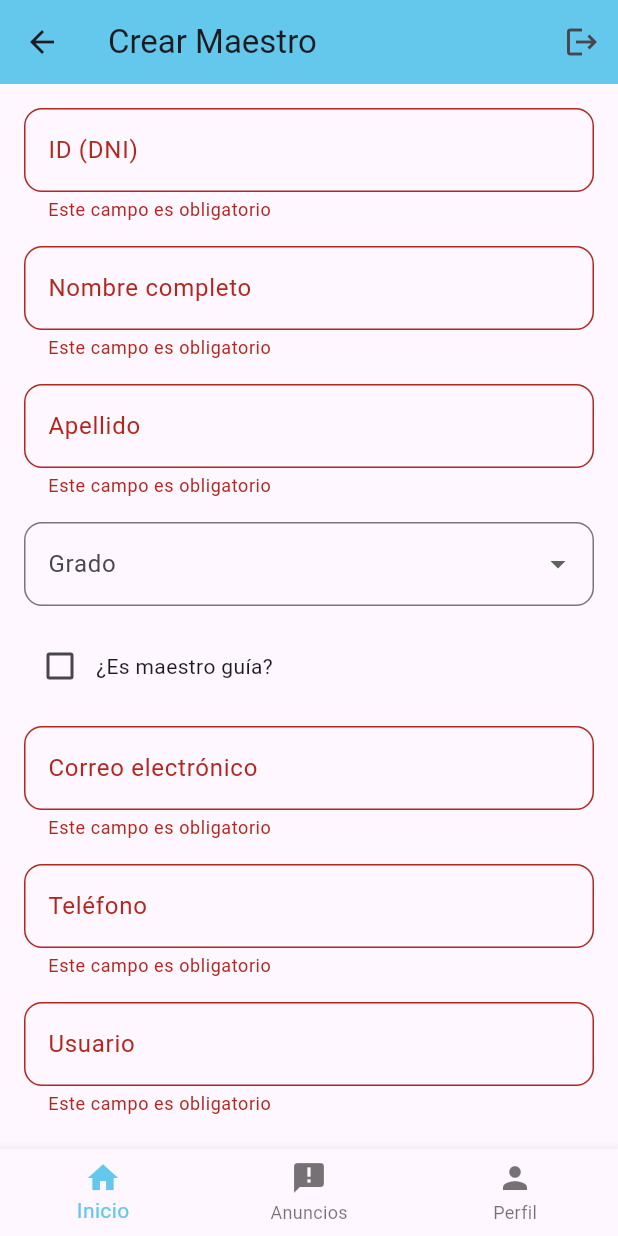
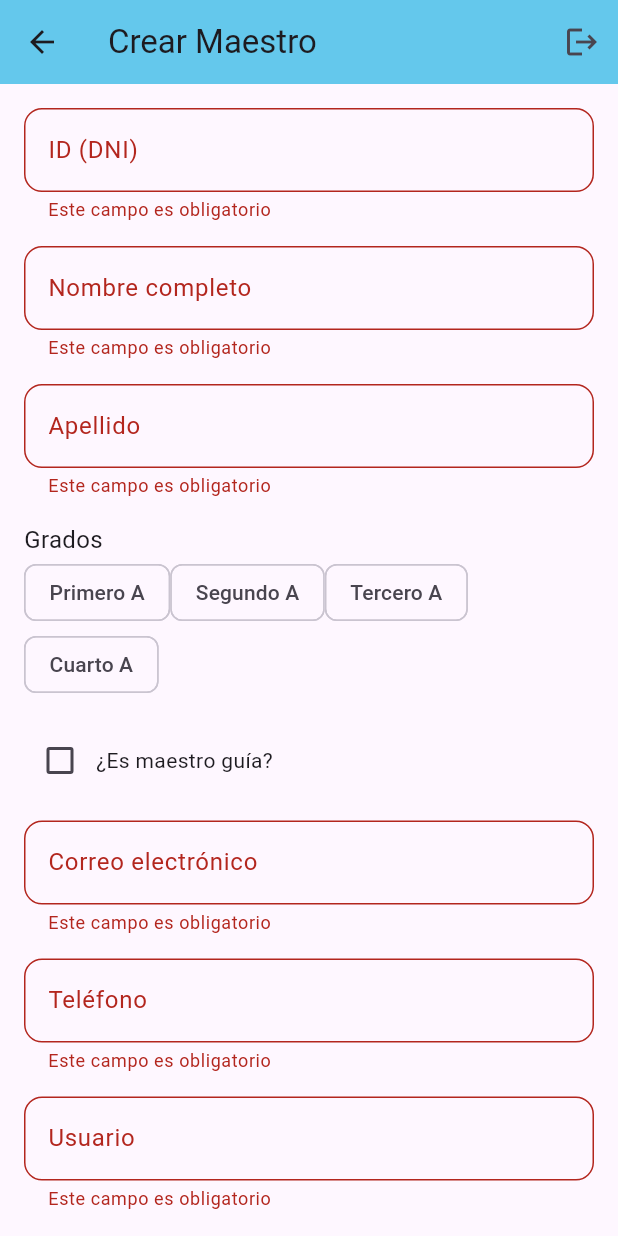
Before and after one commit to jarol03/APP-ESCUELA, a Flutter app: the CrearMaestroScreen screen opened directly, after a tap on "Crear", on a phone screen of 412 x 824 dp. Run offline on Flutter 3.47's test engine with Material 3 defaults, Android fonts, the light colour scheme and no system bars; our stand-ins replace cloud_firestore, firebase_core, pdf, printing, shared_preferences; accounts and stored records are empty.

```diff
--- a/lib/admin/crear_maestro.dart
+++ b/lib/admin/crear_maestro.dart
@@ -17,45 +17,37 @@ class CrearMaestroScreen extends StatefulWidget {
 class _CrearMaestroScreenState extends State<CrearMaestroScreen> {
   FirebaseController baseDatos = FirebaseController();
   final _formKey = GlobalKey<FormState>();
-  final _idController = TextEditingController(); // Campo para el ID
+  final _idController = TextEditingController();
   final _nombreController = TextEditingController();
   final _apellidoController = TextEditingController();
   final _emailController = TextEditingController();
   final _telefonoController = TextEditingController();
   final _usuarioController = TextEditingController();
   final _contrasenaController = TextEditingController();
-  Grado? _gradoSeleccionado;
-  bool _isMaestroGuia = false; // Valor para el checkbox
-  final List<Grado> _grados = [
-    Grado(id: "01", nombre: "1A"),
-    Grado(id: "02", nombre: "2A"),
-    Grado(id: "03", nombre: "3A"),
-    Grado(id: "04", nombre: "4A"),
-    Grado(id: "05", nombre: "5A"),
-    Grado(id: "06", nombre: "6A"),
-    Grado(id: "07", nombre: "7A"),
-    Grado(id: "08", nombre: "8A"),
-  ];
+  List<Grado> _gradosSeleccionados = []; // Lista de grados seleccionados
+  bool _isMaestroGuia = false;
+  List<Grado> _grados = [];
 
   @override
   void initState() {
     super.initState();
+    obtenerGrados();
     if (widget.maestro != null) {
-      _idController.text = widget.maestro!.id; // Asignar el ID si existe
+      _idController.text = widget.maestro!.id;
       _nombreController.text = widget.maestro!.nombre;
       _apellidoController.text = widget.maestro!.apellido;
-      _gradoSeleccionado =
-          widget.maestro!.gradosAsignados.isNotEmpty
-              ? widget.maestro!.gradosAsignados[0]
-              : null;
-      _isMaestroGuia =
-          widget.maestro!.tipoMaestro ==
-          "Maestro guía"; // Asignar si es maestro guía
+      _gradosSeleccionados = widget.maestro!.gradosAsignados;
+      _isMaestroGuia = widget.maestro!.tipoMaestro == "Maestro guía";
       _emailController.text = widget.maestro!.email;
       _telefonoController.text = widget.maestro!.telefono;
       _usuarioController.text = widget.maestro!.usuario;
       _contrasenaController.text = widget.maestro!.contrasena;
     }
+  }
+
+  Future<void> obtenerGrados() async {
+    _grados = await baseDatos.obtenerGrados();
+    setState(() {});
   }
 
   @override
@@ -93,13 +85,11 @@ class _CrearMaestroScreenState extends State<CrearMaestroScreen> {
               const SizedBox(height: 16),
               _buildTextField("Apellido", _apellidoController),
               const SizedBox(height: 16),
-              _buildDropdown("Grado", _grados, _gradoSeleccionado?.nombre, (
-                value,
-              ) {
-                setState(() {
-                  _gradoSeleccionado = value;
-                });
-              }),
+              _buildMultipleSelectionDropdown(
+                "Grados",
+                _grados,
+                _gradosSeleccionados,
+              ),
               const SizedBox(height: 16),
               _buildCheckbox("¿Es maestro guía?", _isMaestroGuia, (value) {
                 setState(() {
@@ -126,21 +116,6 @@ class _CrearMaestroScreenState extends State<CrearMaestroScreen> {
             ],
           ),
         ),
-      ),
-      bottomNavigationBar: BottomNavigationBar(
-        items: const [
-          BottomNavigationBarItem(icon: Icon(Icons.home), label: 'Inicio'),
-          BottomNavigationBarItem(
-            icon: Icon(Icons.announcement),
-            label: 'Anuncios',
-          ),
-          BottomNavigationBarItem(icon: Icon(Icons.person), label: 'Perfil'),
-        ],
-        currentIndex: 0,
-        selectedItemColor: const Color.fromARGB(255, 100, 200, 236),
-        onTap: (index) {
-          // Navegar a la pantalla correspondiente
-        },
       ),
     );
   }
@@ -171,28 +146,34 @@ class _CrearMaestroScreenState extends State<CrearMaestroScreen> {
     );
   }
 
-  Widget _buildDropdown(
+  Widget _buildMultipleSelectionDropdown(
     String label,
     List<Grado> items,
-    String? value,
-    Function(Grado?) onChanged,
+    List<Grado> selectedItems,
   ) {
-    return DropdownButtonFormField<Grado>(
-      value: _gradoSeleccionado,
-      decoration: InputDecoration(
-        labelText: label,
-        border: OutlineInputBorder(borderRadius: BorderRadius.circular(12)),
-      ),
-      items:
-          items.map((Grado grado) {
-            return DropdownMenuItem<Grado>(
-              value: grado,
-              child: Text(grado.nombre),
-            );
-          }).toList(),
-      onChanged: (Grado? newValue) {
-        onChanged(newValue);
-      },
+    return Column(
+      crossAxisAlignment: CrossAxisAlignment.start,
+      children: [
+        Text(label, style: TextStyle(fontSize: 16)),
+        Wrap(
+          children:
+              items.map((Grado grado) {
+                return FilterChip(
+                  label: Text(grado.nombre),
+                  selected: selectedItems.contains(grado),
+                  onSelected: (bool selected) {
+                    setState(() {
+                      if (selected) {
+                        selectedItems.add(grado);
+                      } else {
+                        selectedItems.remove(grado);
+                      }
+                    });
+                  },
+                );
+              }).toList(),
+        ),
+      ],
     );
   }
 
@@ -210,8 +191,7 @@ class _CrearMaestroScreenState extends State<CrearMaestroScreen> {
         id: _idController.text,
         nombre: _nombreController.text,
         apellido: _apellidoController.text,
-        gradosAsignados:
-            _gradoSeleccionado != null ? [_gradoSeleccionado!] : [],
+        gradosAsignados: _gradosSeleccionados,
         tipoMaestro: _isMaestroGuia ? "Maestro guía" : "Maestro general",
         email: _emailController.text,
         telefono: _telefonoController.text,
@@ -230,7 +210,6 @@ class _CrearMaestroScreenState extends State<CrearMaestroScreen> {
       _usuarioController.clear();
       _contrasenaController.clear();
 
-      // Lógica para guardar o actualizar el maestro
       print(
         "Maestro ${widget.maestro == null ? 'creado' : 'actualizado'}: ${maestro.nombre}",
       );
--- a/lib/controlador/FireBase_Controller.dart
+++ b/lib/controlador/FireBase_Controller.dart
@@ -1,3 +1,4 @@
+import 'package:avance1/modelo/Grado.dart';
 import 'package:cloud_firestore/cloud_firestore.dart';
 import '../modelo/Alumno.dart';
 import '../modelo/Maestro.dart';
@@ -16,7 +17,8 @@ class FirebaseController {
   // Método para buscar un Alumno por id
   Future<Alumno?> buscarAlumnoPorId(String id) async {
     try {
-      DocumentSnapshot docSnapshot = await base.collection('alumnos').doc(id).get();
+      DocumentSnapshot docSnapshot =
+          await base.collection('alumnos').doc(id).get();
 
       // Si el documento existe
       if (docSnapshot.exists) {
@@ -32,7 +34,8 @@ class FirebaseController {
 
   Future<Maestro?> buscarMaestroPorId(String id) async {
     try {
-      DocumentSnapshot docSnapshot = await base.collection('maestros').doc(id).get();
+      DocumentSnapshot docSnapshot =
+          await base.collection('maestros').doc(id).get();
 
       // Si el documento existe
       if (docSnapshot.exists) {
@@ -46,13 +49,17 @@ class FirebaseController {
     }
   }
 
-
   Future<Alumno?> buscarAlumno(String usuario, String contrasena) async {
     //BUSCAMOS EN LA "TABLA" alumnos Y POR UNA "CONSULTA" COMO EN SQL BUSCANDO EN LOS VALORES USUARIO Y CONTRASEÑA
     //SI LO ENCUENTRA LO OBTIENE Y SE ASIGNA A querySnapshot
-    QuerySnapshot querySnapshot = await base.collection('alumnos')
+    QuerySnapshot querySnapshot =
+        await base
+            .collection('alumnos')
             .where('usuario', isEqualTo: usuario) // Filtramos por el usuario
-      .where('contrasena', isEqualTo: contrasena) // Filtramos por la contraseña
+            .where(
+              'contrasena',
+              isEqualTo: contrasena,
+            ) // Filtramos por la contraseña
             .get();
 
     //SI NO ESTÁ VACÍO O SEA QUE SI ENCONTRÓ ALGO, GUARDAMOS LA "TABLA" EN ESTE CASO DOCUMENTO PARA FIRESTORE
@@ -69,14 +76,18 @@ class FirebaseController {
   }
 
   Future<Maestro?> buscarMaestro(String usuario, String contrasena) async {
-    QuerySnapshot querySnapshot = await base.collection('maestros')
+    QuerySnapshot querySnapshot =
+        await base
+            .collection('maestros')
             .where('usuario', isEqualTo: usuario)
             .where('contrasena', isEqualTo: contrasena)
             .get();
 
     if (querySnapshot.docs.isNotEmpty) {
       var maestroDoc = querySnapshot.docs.first;
-        Maestro maestro = Maestro.fromMap(maestroDoc.data() as Map<String, dynamic>);
+      Maestro maestro = Maestro.fromMap(
+        maestroDoc.data() as Map<String, dynamic>,
+      );
       return maestro;
     }
 
@@ -86,7 +97,8 @@ class FirebaseController {
   Future<List<Alumno>> obtenerAlumnos() async {
     try {
       QuerySnapshot querySnapshot = await base.collection('alumnos').get();
-      List<Alumno> alumnos = querySnapshot.docs.map((doc) {
+      List<Alumno> alumnos =
+          querySnapshot.docs.map((doc) {
             return Alumno.fromMap(doc.data() as Map<String, dynamic>);
           }).toList();
       return alumnos;
@@ -99,7 +111,8 @@ class FirebaseController {
   Future<List<Maestro>> obtenerMaestros() async {
     try {
       QuerySnapshot querySnapshot = await base.collection('maestros').get();
-      List<Maestro> maestros = querySnapshot.docs.map((doc) {
+      List<Maestro> maestros =
+          querySnapshot.docs.map((doc) {
             return Maestro.fromMap(doc.data() as Map<String, dynamic>);
           }).toList();
       return maestros;
@@ -116,4 +129,31 @@ class FirebaseController {
   Future<void> eliminarMaestro(String id) async {
     await base.collection("maestros").doc(id).delete();
   }
+
+  /**
+   * ===================================
+   * LOGICA PARA LOS GRADOS
+   * ===================================
+   */
+  Future<void> agregarGrado(Grado grado) async {
+    await base.collection('grados').doc(grado.id).set(grado.toMap());
   }
+
+  Future<void> eliminarGrado(String id) async {
+    await base.collection("grados").doc(id).delete();
+  }
+
+  Future<List<Grado>> obtenerGrados() async {
+    try {
+      QuerySnapshot querySnapshot = await base.collection('grados').get();
+      List<Grado> grados =
+          querySnapshot.docs.map((doc) {
+            return Grado.fromMap(doc.data() as Map<String, dynamic>);
+          }).toList();
+      return grados;
+    } catch (e) {
+      print("Error al obtener maestros: $e");
+      return [];
+    }
+  }
+}
--- a/lib/main.dart
+++ b/lib/main.dart
@@ -1,6 +1,7 @@
 import 'package:avance1/controlador/FireBase_Controller.dart';
 import 'package:avance1/firebase_options.dart';
 import 'package:avance1/modelo/Alumno.dart';
+import 'package:avance1/modelo/Grado.dart';
 import 'package:firebase_core/firebase_core.dart';
 import 'package:flutter/material.dart';
 import 'package:shared_preferences/shared_preferences.dart';
@@ -47,6 +48,14 @@ class _PantallaCargaState extends State<PantallaCarga> {
   void initState() {
     super.initState();
     print("Pantalla de carga iniciada");
+    Grado primero = Grado(id: "1A", nombre: "Primero A");
+    Grado segundo = Grado(id: "2A", nombre: "Segundo A");
+    Grado tercero = Grado(id: "3A", nombre: "Tercero A");
+    Grado cuarto = Grado(id: "4A", nombre: "Cuarto A");
+    baseDatos.agregarGrado(primero);
+    baseDatos.agregarGrado(segundo);
+    baseDatos.agregarGrado(tercero);
+    baseDatos.agregarGrado(cuarto);
     _verificarSesion();
   }
 
--- a/lib/modelo/Maestro.dart
+++ b/lib/modelo/Maestro.dart
@@ -5,13 +5,13 @@ class Maestro {
   final String id;
   final String nombre;
   final String apellido;
-  final List<Grado> gradosAsignados; // Lista de objetos Grado
+  List<Grado> gradosAsignados; // Lista de objetos Grado
   final String tipoMaestro;
   final String email;
   final String telefono;
   final String usuario;
   final String contrasena;
-  final List<Materia> materias; // Lista de objetos Materia
+  List<Materia> materias; // Lista de objetos Materia
   final String rol = "maestro";
 
   Maestro({
```
Also changed, not shown: lib/admin/asig_maestro.dart (+41 -15 lines). Lines whose indentation alone changed are shown as unchanged.
